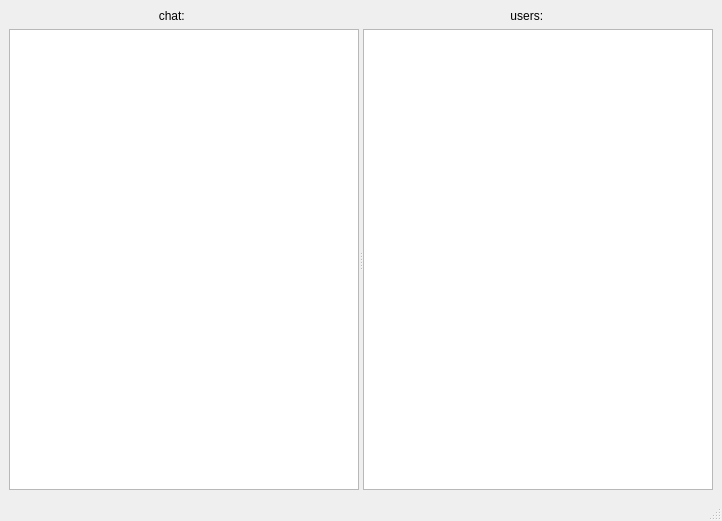
Old version of the form server/server/sources/mainwindow.ui in the repository AlexeyShumkin/QChat.
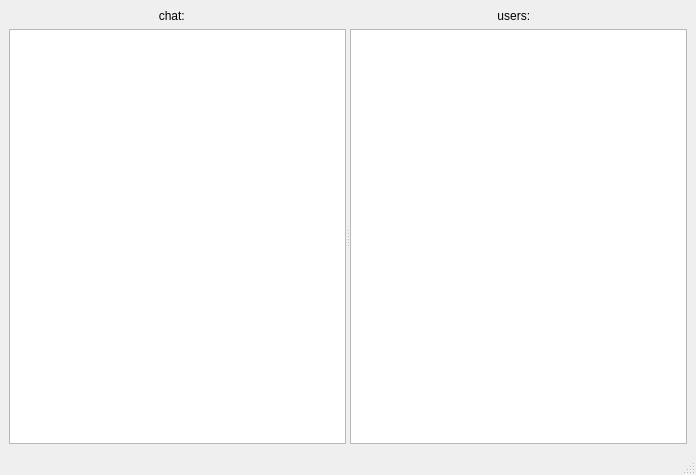
New version of the form.

Diff of the .ui file:
```diff
--- a/server/server/sources/mainwindow.ui
+++ b/server/server/sources/mainwindow.ui
@@ -6,8 +6,8 @@
    <rect>
     <x>0</x>
     <y>0</y>
-    <width>722</width>
-    <height>521</height>
+    <width>696</width>
+    <height>475</height>
    </rect>
   </property>
   <property name="windowTitle">
@@ -15,6 +15,9 @@
   </property>
   <widget class="QWidget" name="centralwidget">
    <layout class="QVBoxLayout" name="verticalLayout" stretch="0,1">
+    <property name="sizeConstraint">
+     <enum>QLayout::SetMinimumSize</enum>
+    </property>
     <item>
      <layout class="QHBoxLayout" name="horizontalLayout">
       <item>
```
Left out of the diff: 2 changed lines with no effect on the pictures.
